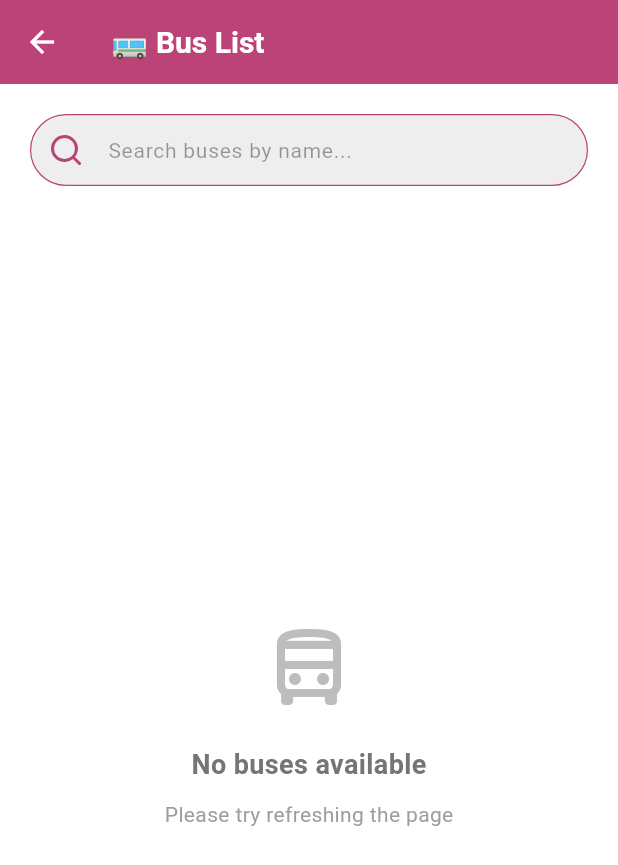
After one commit to royalcourtbd/dhaka_bus, a Flutter app: the BusListPage screen opened directly, on a phone screen of 412 x 824 dp. The commit adds this screen. Shown: the top 865 px of the screen. Run offline on Flutter 3.47's test engine with Material 3 defaults, Android fonts, the phone set to English and light mode, and no system bars; our stand-ins replace cloud_firestore, device_info_plus, drift, equatable, firebase_analytics, firebase_core and 14 more; missing offline and left inert: talker_logger; accounts and stored records are empty; Roboto replaces fonts that are missing (Poppins).

Commit message:
Add Bus List feature with presenter and UI
Introduces the Bus List feature, including DI setup, presenter, UI state, and widgets for displaying, searching, and loading buses. Integrates the new BusListPage into the main navigation and updates BusRouteCard to support dynamic coloring. Also refactors LoadingIndicator for improved theme handling.

```diff
--- a/lib/core/di/service_locator.dart
+++ b/lib/core/di/service_locator.dart
@@ -22,6 +22,7 @@ import 'package:dhaka_bus/features/main/di/main_di.dart';
 import 'package:dhaka_bus/features/onboarding/di/onboarding_di.dart';
 import 'package:dhaka_bus/features/bus_management/di/bus_management_di.dart';
 import 'package:dhaka_bus/features/settings/di/settings_di.dart';
+import 'package:dhaka_bus/features/bus_list/di/bus_list_di.dart';
 
 final GetIt _serviceLocator = GetIt.instance;
 
@@ -68,6 +69,7 @@ class ServiceLocator {
     await AppManagementDi.setup(_serviceLocator);
 
     //Feature DI setup
+    await BusListDi.setup(_serviceLocator);
     await SettingsDi.setup(_serviceLocator);
     await BusManagementDi.setup(_serviceLocator);
     await OnboardingDi.setup(_serviceLocator);
--- /dev/null
+++ b/lib/features/bus_list/presentation/presenter/bus_list_presenter.dart
@@ -0,0 +1,210 @@
+import 'dart:async';
+import 'dart:developer';
+import 'package:dhaka_bus/core/base/base_presenter.dart';
+import 'package:dhaka_bus/core/utility/navigation_helpers.dart';
+import 'package:dhaka_bus/features/bus_list/presentation/presenter/bus_list_ui_state.dart';
+import 'package:dhaka_bus/features/bus_management/bus_management_export.dart';
+
+class RouteData {
+  final String description;
+  final String fullRoute;
+
+  const RouteData({required this.description, required this.fullRoute});
+}
+
+class BusListPresenter extends BasePresenter<BusListUiState> {
+  final GetBusesUseCase _getBusesUseCase;
+  final GetRoutesUseCase _getRoutesUseCase;
+
+  BusListPresenter(this._getBusesUseCase, this._getRoutesUseCase);
+
+  final Obs<BusListUiState> uiState = Obs<BusListUiState>(
+    BusListUiState.empty(),
+  );
+  BusListUiState get currentUiState => uiState.value;
+
+  @override
+  void onInit() {
+    super.onInit();
+    loadBusesWithRoutes();
+  }
+
+  // ==================== UI STATE CHECKS ====================
+
+  bool shouldShowLoading() {
+    return currentUiState.isLoading && currentUiState.filteredBuses.isEmpty;
+  }
+
+  bool shouldShowNoSearchResults() {
+    return currentUiState.filteredBuses.isEmpty &&
+        currentUiState.searchQuery.isNotEmpty;
+  }
+
+  bool shouldShowEmptyState() {
+    return currentUiState.filteredBuses.isEmpty &&
+        !currentUiState.isLoading &&
+        currentUiState.searchQuery.isEmpty;
+  }
+
+  // ==================== DATA ACCESS METHODS ====================
+
+  int getDisplayBusesCount() {
+    return currentUiState.filteredBuses.length;
+  }
+
+  BusEntity getBusAt(int index) {
+    return currentUiState.filteredBuses[index];
+  }
+
+  String getCardId(String busId, int index) {
+    return 'bus_list_${busId}_$index';
+  }
+
+  RouteData getRouteDataForBus(String busId) {
+    final routes = getRoutesForBus(busId);
+
+    if (routes.isEmpty) {
+      return const RouteData(
+        description: 'Route Information Not Available',
+        fullRoute: 'Route Information Not Available',
+      );
+    }
+
+    final firstRoute = routes.first;
+    final stops = firstRoute.stops;
+
+    if (stops.isEmpty) {
+      return const RouteData(
+        description: 'Route Information Not Available',
+        fullRoute: 'Route Information Not Available',
+      );
+    }
+
+    if (stops.length == 1) {
+      return RouteData(description: stops.first, fullRoute: stops.first);
+    }
+
+    return RouteData(
+      description: '${stops.first} → ${stops.last}',
+      fullRoute: stops.join(' → '),
+    );
+  }
+
+  // ==================== BUSINESS LOGIC ====================
+
+  Future<void> loadBusesWithRoutes({bool forceSync = false}) async {
+    log('🚌 BusListPresenter: Loading buses with routes...');
+
+    await executeTaskWithLoading(() async {
+      // Load buses first
+      await parseDataFromEitherWithUserMessage<List<BusEntity>>(
+        task: () => _getBusesUseCase.execute(forceSync: forceSync),
+        onDataLoaded: (List<BusEntity> buses) {
+          log('🚌 BusListPresenter: Loaded ${buses.length} buses');
+          buses.sort((a, b) => a.busNameEn.compareTo(b.busNameEn));
+
+          uiState.value = currentUiState.copyWith(
+            allBuses: buses,
+            filteredBuses: buses,
+          );
+        },
+      );
+
+      // Then load routes
+      await parseDataFromEitherWithUserMessage<List<RouteEntity>>(
+        task: () => _getRoutesUseCase.execute(forceSync: forceSync),
+        onDataLoaded: (List<RouteEntity> routes) {
+          log('🛣️ BusListPresenter: Loaded ${routes.length} routes');
+
+          final Map<String, List<RouteEntity>> busRoutesMap = {};
+          for (final route in routes) {
+            if (!busRoutesMap.containsKey(route.busId)) {
+              busRoutesMap[route.busId] = [];
+            }
+            busRoutesMap[route.busId]!.add(route);
+          }
+
+          uiState.value = currentUiState.copyWith(
+            allRoutes: routes,
+            busRoutes: busRoutesMap,
+          );
+
+          log('🎯 BusListPresenter: Data loading complete');
+        },
+      );
+    });
+  }
+
+  void searchBuses(String query) {
+    log('🔍 BusListPresenter: Searching buses with query: "$query"');
+
+    if (query.trim().isEmpty) {
+      uiState.value = currentUiState.copyWith(
+        filteredBuses: currentUiState.allBuses,
+        searchQuery: '',
+      );
+      return;
+    }
+
+    final String lowercaseQuery = query.toLowerCase();
+    final List<BusEntity> filtered = currentUiState.allBuses.where((bus) {
+      return bus.busNameEn.toLowerCase().contains(lowercaseQuery) ||
+          bus.busNameBn.toLowerCase().contains(lowercaseQuery);
+    }).toList();
+
+    log('🔍 Found ${filtered.length} buses matching "$query"');
+
+    uiState.value = currentUiState.copyWith(
+      filteredBuses: filtered,
+      searchQuery: query,
+    );
+  }
+
+  void clearSearch() {
+    log('🚌 BusListPresenter: Clearing search');
+    uiState.value = currentUiState.copyWith(
+      filteredBuses: currentUiState.allBuses,
+      searchQuery: '',
+    );
+  }
+
+  List<RouteEntity> getRoutesForBus(String busId) {
+    return currentUiState.busRoutes[busId] ?? [];
+  }
+
+  void toggleCardExpansion(String cardId) {
+    final String? currentExpandedCard = currentUiState.expandedCardId;
+
+    if (currentExpandedCard == cardId) {
+      uiState.value = currentUiState.copyWith(clearExpandedCardId: true);
+    } else {
+      uiState.value = currentUiState.copyWith(expandedCardId: cardId);
+    }
+  }
+
+  bool isCardExpanded(String cardId) {
+    return currentUiState.expandedCardId == cardId;
+  }
+
+  Future<void> refreshData() async {
+    log('🚌 BusListPresenter: Refreshing data...');
+    await loadBusesWithRoutes(forceSync: true);
+  }
+
+  @override
+  Future<void> addUserMessage(String message) async {
+    uiState.value = currentUiState.copyWith(userMessage: message);
+    showMessage(message: currentUiState.userMessage);
+  }
+
+  @override
+  Future<void> toggleLoading({required bool loading}) async {
+    uiState.value = currentUiState.copyWith(isLoading: loading);
+  }
+
+  @override
+  void onClose() {
+    log('🚌 BusListPresenter: Presenter disposed');
+    super.onClose();
+  }
+}
--- /dev/null
+++ b/lib/features/bus_list/presentation/presenter/bus_list_ui_state.dart
@@ -0,0 +1,72 @@
+import 'package:dhaka_bus/core/base/base_ui_state.dart';
+import 'package:dhaka_bus/features/bus_management/bus_management_export.dart';
+
+class BusListUiState extends BaseUiState {
+  const BusListUiState({
+    required super.isLoading,
+    required super.userMessage,
+    required this.allBuses,
+    required this.filteredBuses,
+    required this.searchQuery,
+    required this.allRoutes,
+    required this.busRoutes,
+    required this.expandedCardId,
+  });
+
+  factory BusListUiState.empty() {
+    return const BusListUiState(
+      isLoading: false,
+      userMessage: '',
+      allBuses: [],
+      filteredBuses: [],
+      searchQuery: '',
+      allRoutes: [],
+      busRoutes: {},
+      expandedCardId: null,
+    );
+  }
+
+  final List<BusEntity> allBuses;
+  final List<BusEntity> filteredBuses;
+  final String searchQuery;
+  final List<RouteEntity> allRoutes;
+  final Map<String, List<RouteEntity>> busRoutes;
+  final String? expandedCardId;
+
+  @override
+  List<Object?> get props => [
+    isLoading,
+    userMessage,
+    allBuses,
+    filteredBuses,
+    searchQuery,
+    allRoutes,
+    busRoutes,
+    expandedCardId,
+  ];
+
+  BusListUiState copyWith({
+    bool? isLoading,
+    String? userMessage,
+    List<BusEntity>? allBuses,
+    List<BusEntity>? filteredBuses,
+    String? searchQuery,
+    List<RouteEntity>? allRoutes,
+    Map<String, List<RouteEntity>>? busRoutes,
+    String? expandedCardId,
+    bool clearExpandedCardId = false,
+  }) {
+    return BusListUiState(
+      isLoading: isLoading ?? this.isLoading,
+      userMessage: userMessage ?? this.userMessage,
+      allBuses: allBuses ?? this.allBuses,
+      filteredBuses: filteredBuses ?? this.filteredBuses,
+      searchQuery: searchQuery ?? this.searchQuery,
+      allRoutes: allRoutes ?? this.allRoutes,
+      busRoutes: busRoutes ?? this.busRoutes,
+      expandedCardId: clearExpandedCardId
+          ? null
+          : (expandedCardId ?? this.expandedCardId),
+    );
+  }
+}
--- /dev/null
+++ b/lib/features/bus_list/presentation/ui/bus_list_page.dart
@@ -0,0 +1,61 @@
+import 'package:dhaka_bus/core/di/service_locator.dart';
+import 'package:dhaka_bus/core/external_libs/feedback/feedback.dart';
+import 'package:dhaka_bus/core/widgets/presentable_widget_builder.dart';
+import 'package:dhaka_bus/features/bus_list/presentation/presenter/bus_list_presenter.dart';
+import 'package:dhaka_bus/features/bus_list/presentation/widgets/bus_empty_state_widget.dart';
+import 'package:dhaka_bus/features/bus_list/presentation/widgets/bus_list_widget.dart';
+import 'package:dhaka_bus/features/bus_list/presentation/widgets/bus_loading_widget.dart';
+import 'package:dhaka_bus/features/bus_list/presentation/widgets/bus_search_widget.dart';
+import 'package:dhaka_bus/shared/components/custom_app_bar_widget.dart';
+import 'package:flutter/material.dart';
+
+class BusListPage extends StatelessWidget {
+  BusListPage({super.key});
+
+  final BusListPresenter busListPresenter = locate<BusListPresenter>();
+  final TextEditingController searchController = TextEditingController();
+
+  @override
+  Widget build(BuildContext context) {
+    return PresentableWidgetBuilder(
+      presenter: busListPresenter,
+      builder: () => Scaffold(
+        appBar: const CustomAppBar(title: '🚌 Bus List', isRoot: true),
+        body: Column(
+          children: [
+            BusSearchWidget(
+              controller: searchController,
+              hintText: 'Search buses by name...',
+              onChanged: busListPresenter.searchBuses,
+              onClear: () {
+                searchController.clear();
+                busListPresenter.clearSearch();
+              },
+            ),
+            Expanded(child: _buildContent()),
+          ],
+        ),
+      ),
+    );
+  }
+
+  Widget _buildContent() {
+    // Let presenter decide what to show
+    if (busListPresenter.shouldShowLoading()) {
+      return const BusLoadingWidget();
+    }
+
+    if (busListPresenter.shouldShowNoSearchResults()) {
+      return CustomizableFeedbackWidget(
+        messageTitle: 'No buses found',
+        messageDescription: 'Try searching with a different bus name',
+      );
+    }
+
+    if (busListPresenter.shouldShowEmptyState()) {
+      return const BusEmptyStateWidget();
+    }
+
+    return BusListWidget(presenter: busListPresenter);
+  }
+}
--- /dev/null
+++ b/lib/features/bus_list/presentation/widgets/bus_empty_state_widget.dart
@@ -0,0 +1,36 @@
+import 'package:dhaka_bus/core/static/ui_const.dart';
+import 'package:flutter/material.dart';
+
+class BusEmptyStateWidget extends StatelessWidget {
+  const BusEmptyStateWidget({super.key});
+
+  @override
+  Widget build(BuildContext context) {
+    return Center(
+      child: Column(
+        mainAxisAlignment: MainAxisAlignment.center,
+        children: [
+          Icon(
+            Icons.directions_bus_outlined,
+            size: 64,
+            color: Colors.grey[400],
+          ),
+          gapH16,
+          Text(
+            'No buses available',
+            style: TextStyle(
+              fontSize: 18,
+              fontWeight: FontWeight.w600,
+              color: Colors.grey[600],
+            ),
+          ),
+          gapH8,
+          Text(
+            'Please try refreshing the page',
+            style: TextStyle(fontSize: 14, color: Colors.grey[500]),
+          ),
+        ],
+      ),
+    );
+  }
+}
--- /dev/null
+++ b/lib/features/bus_list/presentation/widgets/bus_search_widget.dart
@@ -0,0 +1,44 @@
+import 'package:dhaka_bus/core/external_libs/user_input_field/src/user_input_field_widget.dart';
+import 'package:dhaka_bus/core/static/svg_path.dart';
+import 'package:flutter/material.dart';
+
+// ==================== BUS SEARCH WIDGET ====================
+class BusSearchWidget extends StatelessWidget {
+  final TextEditingController controller;
+  final String hintText;
+  final Function(String) onChanged;
+  final VoidCallback? onClear;
+  final EdgeInsets padding;
+  final Color fillColor;
+
+  const BusSearchWidget({
+    super.key,
+    required this.controller,
+    required this.hintText,
+    required this.onChanged,
+    this.onClear,
+    this.padding = const EdgeInsets.all(20.0),
+    this.fillColor = const Color(0xffEEEEEE),
+  });
+
+  @override
+  Widget build(BuildContext context) {
+    return Padding(
+      padding: padding,
+      child: UserInputField(
+        textEditingController: controller,
+        hintText: hintText,
+        prefixIconPath: SvgPath.icSearch,
+        fillColor: fillColor,
+        onChanged: onChanged,
+        onTapSuffixIcon:
+            onClear ??
+            () {
+              controller.clear();
+              onChanged('');
+            },
+        suffixIconPath: controller.text.isNotEmpty ? SvgPath.icCross : null,
+      ),
+    );
+  }
+}
--- a/lib/features/main/presentation/ui/main_page.dart
+++ b/lib/features/main/presentation/ui/main_page.dart
@@ -1,3 +1,4 @@
+import 'package:dhaka_bus/features/bus_list/presentation/ui/bus_list_page.dart';
 import 'package:dhaka_bus/features/bus_management/presentation/ui/bus_routes_display_page.dart';
 import 'package:dhaka_bus/features/settings/presentation/ui/settings_page.dart';
 import 'package:flutter/material.dart';
@@ -14,7 +15,7 @@ class MainPage extends StatelessWidget {
 
   final List<Widget> _pages = <Widget>[
     BusRoutesDisplayPage(),
-    BusRoutesDisplayPage(),
+    BusListPage(),
     BusRoutesDisplayPage(),
     SettingsPage(),
   ];
```
Also changed, not shown: lib/features/bus_list/di/bus_list_di.dart (added, +21 -0 lines), lib/features/bus_list/presentation/widgets/bus_list_widget.dart (added, +34 -0 lines), lib/features/bus_list/presentation/widgets/bus_loading_widget.dart (added, +51 -0 lines), lib/features/bus_management/presentation/widgets/bus_route_card_widget.dart (+26 -16 lines), lib/shared/components/loading_indicator.dart (+3 -8 lines).
